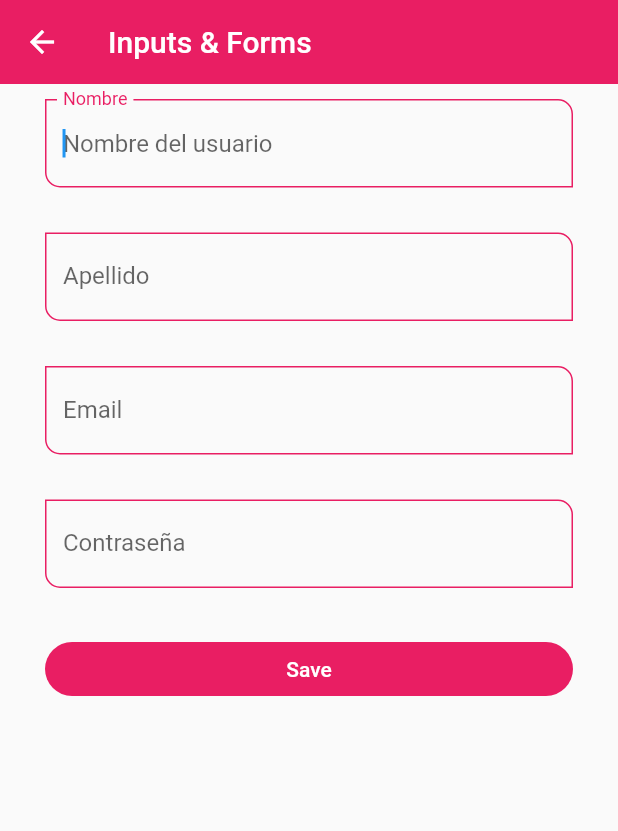
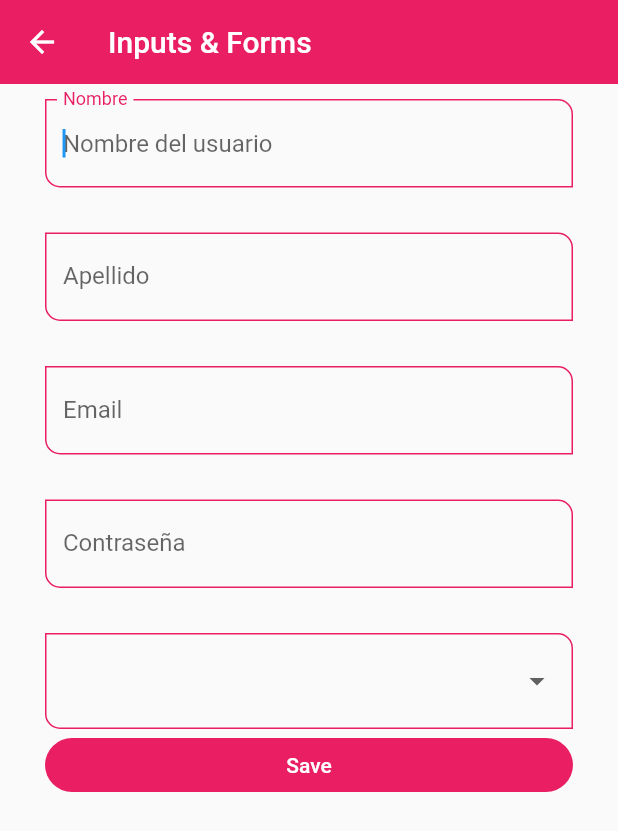
Before and after one commit to Rituzka/flutter_list_components_app, a Flutter app: the InputScreen screen opened by its route, on a phone screen of 412 x 824 dp. Shown: the top 831 px of the screen. Run offline on Flutter 3.47's test engine with Material 2 defaults, Android fonts, the light colour scheme and no system bars.

Commit message:
input widget done

```diff
--- a/lib/screens/input_screen.dart
+++ b/lib/screens/input_screen.dart
@@ -28,24 +28,48 @@
                 key: myFormKey,
                 child: Column(
                   children: [
-                    const CustominputField(
-                        labelText: 'Nombre', hintText: 'Nombre del usuario'),
+                    CustominputField(
+                        labelText: 'Nombre',
+                        hintText: 'Nombre del usuario',
+                        formProperty: 'first_name',
+                        formValues: formValues),
                     const SizedBox(height: 30),
-                    const CustominputField(
+                    CustominputField(
                         labelText: 'Apellido',
-                        hintText: 'Apellido del usuario'),
+                        hintText: 'Apellido del usuario',
+                        formProperty: 'last_name',
+                        formValues: formValues),
                     const SizedBox(height: 30),
-                    const CustominputField(
+                    CustominputField(
                         labelText: 'Email',
                         hintText: 'Email del usuario',
-                        keyboard: TextInputType.emailAddress),
+                        keyboard: TextInputType.emailAddress,
+                        formProperty: 'email',
+                        formValues: formValues),
                     const SizedBox(height: 30),
-                    const CustominputField(
-                      labelText: 'Contraseña',
-                      hintText: 'Contraseña del usuario',
-                      obscure: true,
-                    ),
+                    CustominputField(
+                        labelText: 'Contraseña',
+                        hintText: 'Contraseña del usuario',
+                        obscure: true,
+                        formProperty: 'password',
+                        formValues: formValues),
                     const SizedBox(height: 30),
+                    DropdownButtonFormField<String>(
+                        items: const [
+                          DropdownMenuItem(
+                              value: 'Admin', child: Text('Admin')),
+                          DropdownMenuItem(
+                              value: 'Superuser', child: Text('Superuser')),
+                          DropdownMenuItem(
+                              value: 'Developer', child: Text('Developer')),
+                          DropdownMenuItem(
+                              value: 'Jr.Developer',
+                              child: Text('Jr.Developer')),
+                        ],
+                        onChanged: (value) {
+                          print(value);
+                          formValues['role'] = value ?? 'Admin';
+                        }),
                     ElevatedButton(
                       child: const SizedBox(
                           width: double.infinity,
--- a/lib/widgets/custom_input_field.dart
+++ b/lib/widgets/custom_input_field.dart
@@ -9,8 +9,11 @@
   final TextInputType? keyboard;
   final bool obscure;
 
-  const CustominputField({
-    Key? key,
+  final String formProperty;
+  final Map<String, String> formValues;
+
+  const CustominputField(
+      {Key? key,
       this.hintText,
       this.labelText,
       this.helperText,
@@ -18,7 +21,9 @@
       this.suffixIcon,
       this.keyboard,
       this.obscure = false,
-  }) : super(key: key);
+      required this.formProperty,
+      required this.formValues})
+      : super(key: key);
 
   @override
   Widget build(BuildContext context) {
@@ -29,7 +34,7 @@
       keyboardType: keyboard,
       obscureText: obscure,
       onChanged: (value) {
-        print('value: $value');
+        formValues[formProperty] = value;
       },
       validator: (value) {
         if (value == null) return 'Required field';
```
Lines whose indentation alone changed are shown as unchanged.
